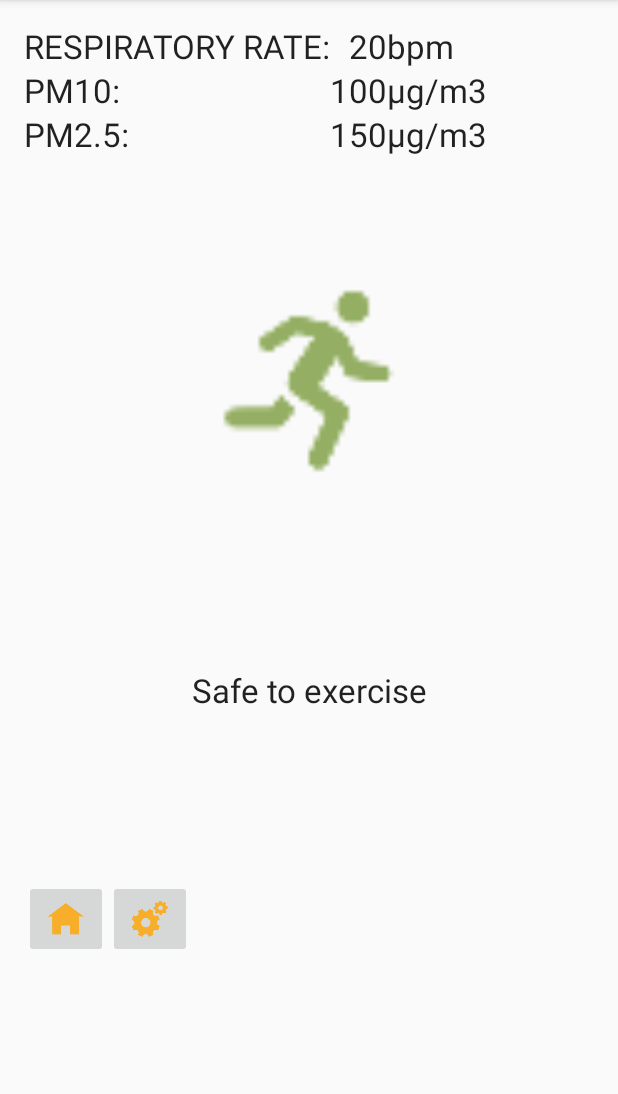
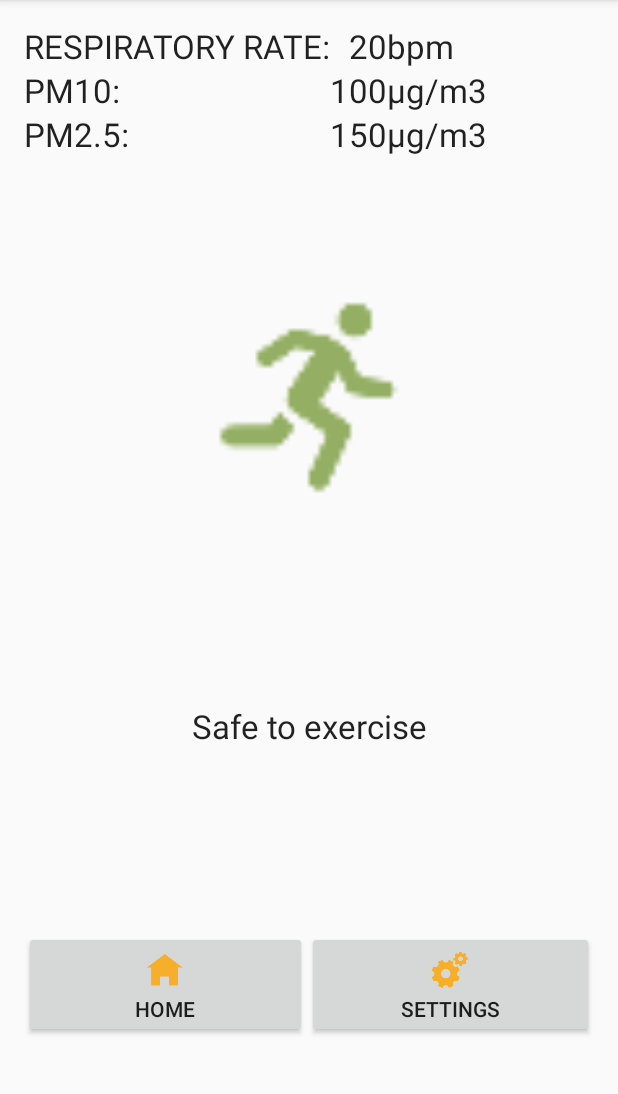
Before and after one commit to the-ping/air-respeck-5, an Android app: the screen it shows after launch (MainActivity), on a phone screen of 412 x 824 dp, the part 84-1178 px from its top. Run offline under Robolectric (Android 15) with nearby library versions, the phone set to English and light mode, and no system bars.

Commit message:
Basic home screen

```diff
--- a/app/src/main/res/layout/activity_main.xml
+++ b/app/src/main/res/layout/activity_main.xml
@@ -1,20 +1,15 @@
 <?xml version="1.0" encoding="utf-8"?>
-<RelativeLayout xmlns:android="http://schemas.android.com/apk/res/android"
+<LinearLayout xmlns:android="http://schemas.android.com/apk/res/android"
     xmlns:tools="http://schemas.android.com/tools"
     android:layout_width="match_parent"
     android:layout_height="match_parent"
+    android:orientation="vertical"
+    android:weightSum="1"
     android:paddingBottom="@dimen/activity_vertical_margin"
     android:paddingLeft="@dimen/activity_horizontal_margin"
     android:paddingRight="@dimen/activity_horizontal_margin"
     android:paddingTop="@dimen/activity_vertical_margin"
     tools:context="com.specknet.airrespeck.MainActivity">
-
-
-    <LinearLayout
-        android:orientation="vertical"
-        android:layout_width="match_parent"
-        android:layout_height="match_parent"
-        android:weightSum="1">
 
     <TableLayout
         android:layout_width="match_parent"
@@ -133,31 +128,36 @@
         android:textAppearance="?android:attr/textAppearanceLarge"
         android:text="Safe to exercise"
         android:id="@+id/tvFeedback"
-            android:layout_weight="0.40"
+        android:layout_weight="0.41"
         android:gravity="center_vertical|center_horizontal" />
 
-        <TableLayout
+    <LinearLayout
         android:layout_width="match_parent"
-            android:layout_height="101dp">
+        android:layout_height="wrap_content"
+        android:orientation="horizontal"
+        android:weightSum="2" >
 
-            <TableRow
-                android:layout_width="match_parent"
-                android:layout_height="match_parent">
-
-                <ImageButton
+        <Button
+            android:id="@+id/btnHome"
             android:layout_width="wrap_content"
             android:layout_height="wrap_content"
-                    android:id="@+id/imgbHome"
-                    android:src="@drawable/ic_home" />
+            android:text="@string/home"
+            android:textAlignment="center"
+            android:scaleType="fitXY"
+            android:layout_weight="1"
+            android:singleLine="false"
+            android:drawableTop="@drawable/ic_home" />
 
-                <ImageButton
+        <Button
+            android:id="@+id/btnSettings"
             android:layout_width="wrap_content"
             android:layout_height="wrap_content"
-                    android:id="@+id/imgbSettings"
-                    android:layout_column="2"
-                    android:src="@drawable/ic_settings" />
-            </TableRow>
-        </TableLayout>
+            android:text="@string/settings"
+            android:textAlignment="center"
+            android:scaleType="fitXY"
+            android:layout_weight="1"
+            android:drawableTop="@drawable/ic_settings" />
 
     </LinearLayout>
-</RelativeLayout>
+
+</LinearLayout>
--- a/app/src/main/res/values/strings.xml
+++ b/app/src/main/res/values/strings.xml
@@ -6,4 +6,7 @@
 
     <string name="bpm">bpm</string>
     <string name="ug_m3">µg/m3</string>
+
+    <string name="home">HOME</string>
+    <string name="settings">SETTINGS</string>
 </resources>
```
Lines whose indentation alone changed are shown as unchanged.
